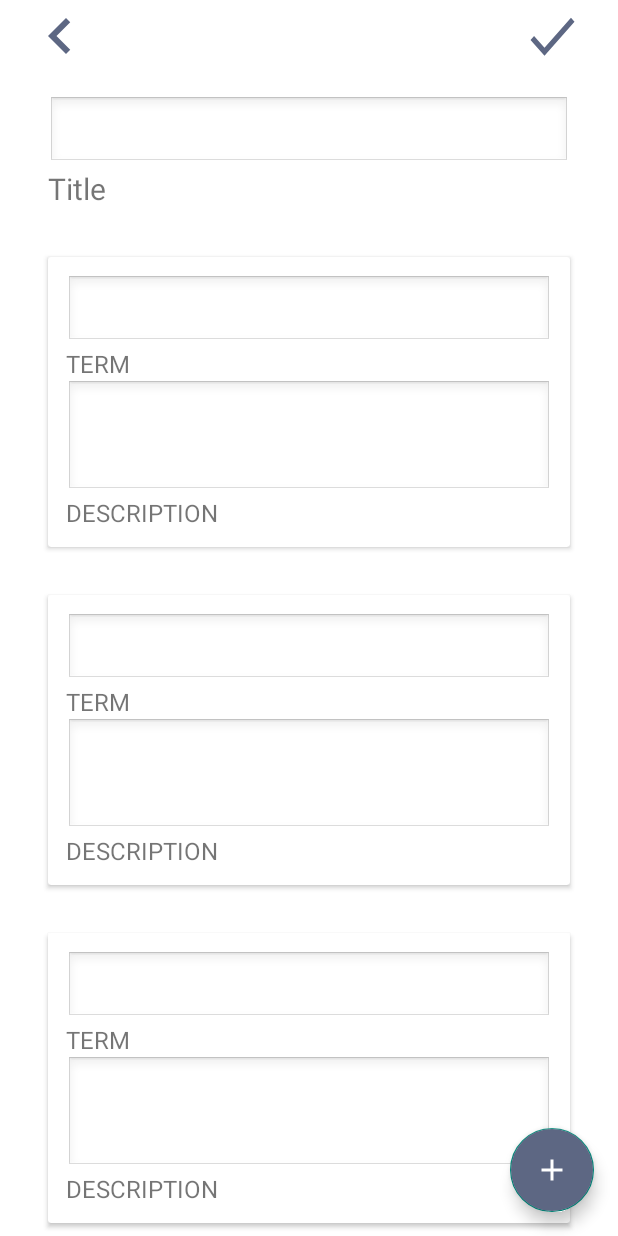
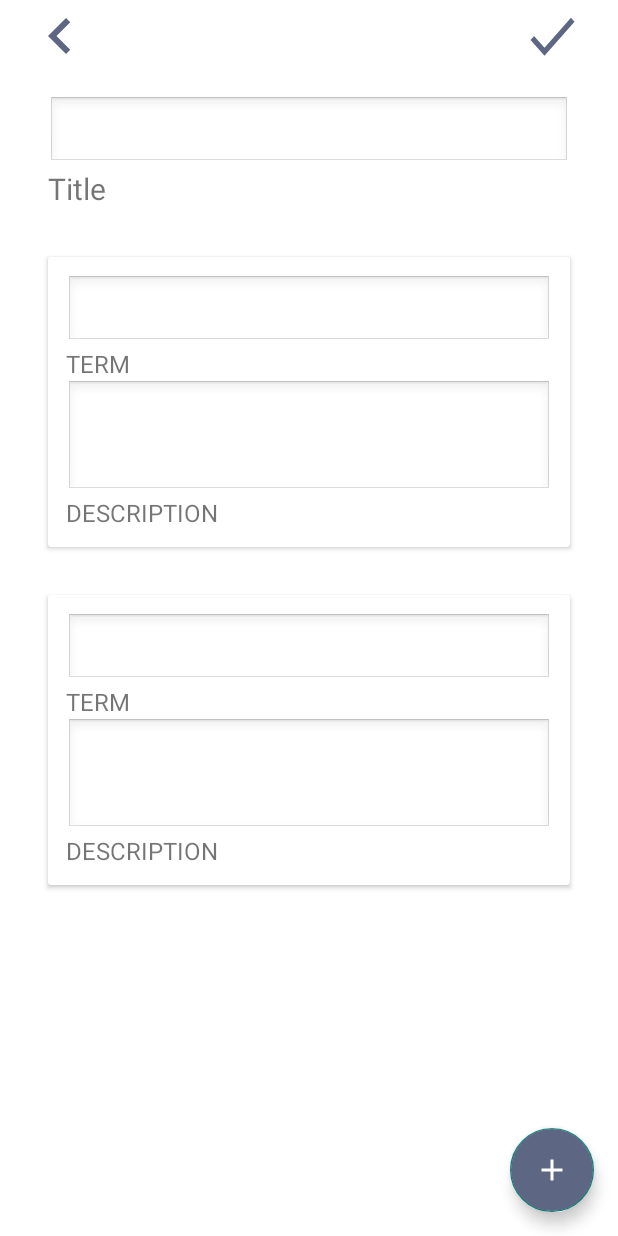
Before and after one commit to yomiyow/flashcard-app, an Android app: the CreateActivity screen opened directly, with no data from a screen before it, after a tap on "Add", on a phone screen of 412 x 824 dp. Run offline under Robolectric (Android 15) with nearby library versions, the light colour scheme and no system bars.

Commit message:
Implement create flashcard functionality ans save to database

```diff
--- a/app/src/main/java/project/main/CreateActivity.java
+++ b/app/src/main/java/project/main/CreateActivity.java
@@ -4,21 +4,31 @@ import android.content.Intent;
 import android.os.Bundle;
 import android.view.LayoutInflater;
 import android.view.View;
+import android.widget.EditText;
 import android.widget.ImageButton;
 import android.widget.LinearLayout;
+import android.widget.Toast;
 
 import androidx.activity.EdgeToEdge;
 import androidx.appcompat.app.AppCompatActivity;
+import androidx.cardview.widget.CardView;
 import androidx.core.graphics.Insets;
 import androidx.core.view.ViewCompat;
 import androidx.core.view.WindowInsetsCompat;
 
 import com.google.android.material.floatingactionbutton.FloatingActionButton;
+
+import java.util.ArrayList;
+import java.util.List;
+
 import project.authentication.R;
+import project.model.DatabaseHelper;
+import project.model.FlashcardModel;
 
 public class CreateActivity extends AppCompatActivity {
 
     private LinearLayout flashcardContainer;
+    private EditText flashcardTitle;
 
     @Override
     protected void onCreate(Bundle savedInstanceState) {
@@ -32,11 +42,22 @@ public class CreateActivity extends AppCompatActivity {
         });
 
         flashcardContainer = findViewById(R.id.flashcard_container);
+        flashcardTitle = findViewById(R.id.flashcard_title);
+        ImageButton previousAct = findViewById(R.id.previous_activity);
         FloatingActionButton addBtn = findViewById(R.id.add_btn);
-        ImageButton previousAct = findViewById(R.id.previous_activity);
+        ImageButton saveBtn = findViewById(R.id.save_flashcard);
 
         previousAct.setOnClickListener((v) -> returnToPreviousActivity());
-        addBtn.setOnClickListener((v) -> addNewFlashcardItem());
+        addBtn.setOnClickListener((v) -> addNewEmptyFlashcardItem());
+        saveBtn.setOnClickListener((v) -> {
+            FlashcardModel flashcardData = collectFlashcardsData();
+            try (DatabaseHelper db = new DatabaseHelper(CreateActivity.this)) {
+                boolean success = db.insertFlashcard(flashcardData);
+                if (success) {
+                    Toast.makeText(this, "Flashcard saved successfully.", Toast.LENGTH_SHORT).show();
+                }
+            }
+        });
     }
 
 
@@ -46,9 +67,35 @@ public class CreateActivity extends AppCompatActivity {
     }
 
     // create new flashcard item using flashcard_item.xml
-    private void addNewFlashcardItem() {
+    private void addNewEmptyFlashcardItem() {
         LayoutInflater inflater = LayoutInflater.from(CreateActivity.this);
         View cardView = inflater.inflate(R.layout.flashcard_item, flashcardContainer, false);
         flashcardContainer.addView(cardView);
     }
+
+    private FlashcardModel collectFlashcardsData() {
+        FlashcardModel flashcard = new FlashcardModel();
+        List<FlashcardModel.TermDefinition> termDefinitions = new ArrayList<>();
+
+        int flashcardItemCount = flashcardContainer.getChildCount();
+        for (int i = 0; i < flashcardItemCount; i++) {
+            View cardView = flashcardContainer.getChildAt(i);
+            if (cardView instanceof CardView) {
+                LinearLayout linearLayout = (LinearLayout) ((CardView) cardView).getChildAt(0);
+
+                EditText term = (EditText) linearLayout.getChildAt(0);
+                EditText definition = (EditText) linearLayout.getChildAt(2);
+
+                termDefinitions.add(flashcard.createTermDefinitions(
+                        term.getText().toString(),
+                        definition.getText().toString()
+                ));
+            }
+        }
+
+        flashcard.setTitle(flashcardTitle.getText().toString());
+        flashcard.setTermDefinitions(termDefinitions);
+
+        return flashcard;
+    }
 }
--- a/app/src/main/res/layout/create.xml
+++ b/app/src/main/res/layout/create.xml
@@ -55,7 +55,7 @@
             android:layout_margin="16dp">
 
             <EditText
-                android:id="@+id/editTextText"
+                android:id="@+id/flashcard_title"
                 android:layout_width="match_parent"
                 android:layout_height="wrap_content"
                 android:textSize="@dimen/et_text_size"
@@ -63,7 +63,6 @@
                 android:background="@android:drawable/edit_text" />
 
             <TextView
-                android:id="@+id/textView4"
                 android:layout_width="match_parent"
                 android:layout_height="wrap_content"
                 android:text="Title"
@@ -81,88 +80,6 @@
                 android:layout_width="match_parent"
                 android:layout_height="wrap_content"
                 android:orientation="vertical">
-
-                <androidx.cardview.widget.CardView
-                    android:layout_width="match_parent"
-                    android:layout_height="wrap_content"
-                    android:layout_margin="16dp"
-                    android:elevation="4dp">
-
-                    <LinearLayout
-                        android:layout_width="match_parent"
-                        android:layout_height="match_parent"
-                        android:orientation="vertical"
-                        android:layout_margin="12dp">
-
-                        <EditText
-                            android:layout_width="match_parent"
-                            android:layout_height="wrap_content"
-                            android:background="@android:drawable/edit_text"
-                            android:inputType="text"
-                            android:textSize="@dimen/standard_text_size" />
-
-                        <TextView
-                            android:layout_width="match_parent"
-                            android:layout_height="wrap_content"
-                            android:text="TERM"
-                            android:textSize="@dimen/standard_text_size"/>
-
-                        <EditText
-                            android:layout_width="match_parent"
-                            android:layout_height="wrap_content"
-                            android:background="@android:drawable/edit_text"
-                            android:inputType="textMultiLine"
-                            android:minLines="3"
-                            android:textSize="@dimen/standard_text_size" />
-
-                        <TextView
-                            android:layout_width="match_parent"
-                            android:layout_height="wrap_content"
-                            android:text="DESCRIPTION"
-                            android:textSize="@dimen/standard_text_size"/>
-                    </LinearLayout>
-                </androidx.cardview.widget.CardView>
-
-                <androidx.cardview.widget.CardView
-                    android:layout_width="match_parent"
-                    android:layout_height="wrap_content"
-                    android:layout_margin="16dp"
-                    android:elevation="4dp">
-
-                    <LinearLayout
-                        android:layout_width="match_parent"
-                        android:layout_height="match_parent"
-                        android:orientation="vertical"
-                        android:layout_margin="12dp">
-
-                        <EditText
-                            android:layout_width="match_parent"
-                            android:layout_height="wrap_content"
-                            android:background="@android:drawable/edit_text"
-                            android:inputType="text"
-                            android:textSize="@dimen/standard_text_size" />
-
-                        <TextView
-                            android:layout_width="match_parent"
-                            android:layout_height="wrap_content"
-                            android:text="TERM"
-                            android:textSize="@dimen/standard_text_size"/>
-
-                        <EditText
-                            android:layout_width="match_parent"
-                            android:layout_height="wrap_content"
-                            android:background="@android:drawable/edit_text"
-                            android:inputType="textMultiLine"
-                            android:minLines="3"
-                            android:textSize="@dimen/standard_text_size" />
-
-                        <TextView
-                            android:layout_width="match_parent"
-                            android:layout_height="wrap_content"
-                            android:text="DESCRIPTION"
-                            android:textSize="@dimen/standard_text_size"/>
-                    </LinearLayout>
-                </androidx.cardview.widget.CardView>
 
                 <androidx.cardview.widget.CardView
                     android:layout_width="match_parent"
```
Also changed, not shown: app/src/main/java/project/model/DatabaseHelper.java (+48 -27 lines), app/src/main/java/project/model/FlashcardModel.java (+52 -16 lines).
